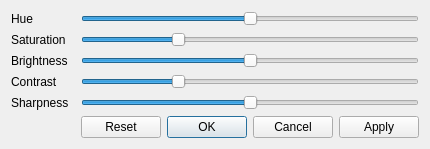
Qt form src/qt/qt_cgasettingsdialog.ui (86Box/86Box) before a commit.
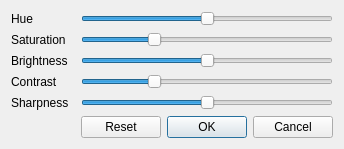
The same form after that commit.

Commit message: Remove the Apply button from the CGA settings dialog

Patch:
```diff
--- a/src/qt/qt_cgasettingsdialog.ui
+++ b/src/qt/qt_cgasettingsdialog.ui
@@ -123,7 +123,7 @@
       <enum>Qt::Horizontal</enum>
      </property>
      <property name="standardButtons">
-      <set>QDialogButtonBox::Apply|QDialogButtonBox::Cancel|QDialogButtonBox::Ok|QDialogButtonBox::Reset</set>
+      <set>QDialogButtonBox::Cancel|QDialogButtonBox::Ok|QDialogButtonBox::Reset</set>
      </property>
     </widget>
    </item>
```
The commit also changes 2 other files.
